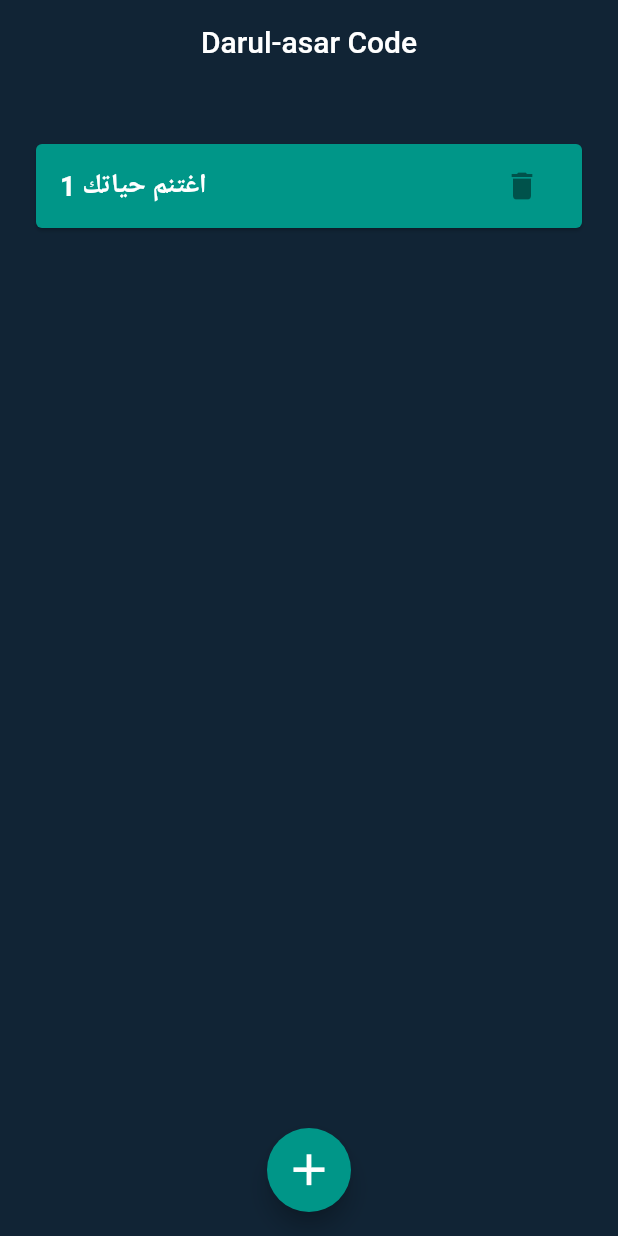
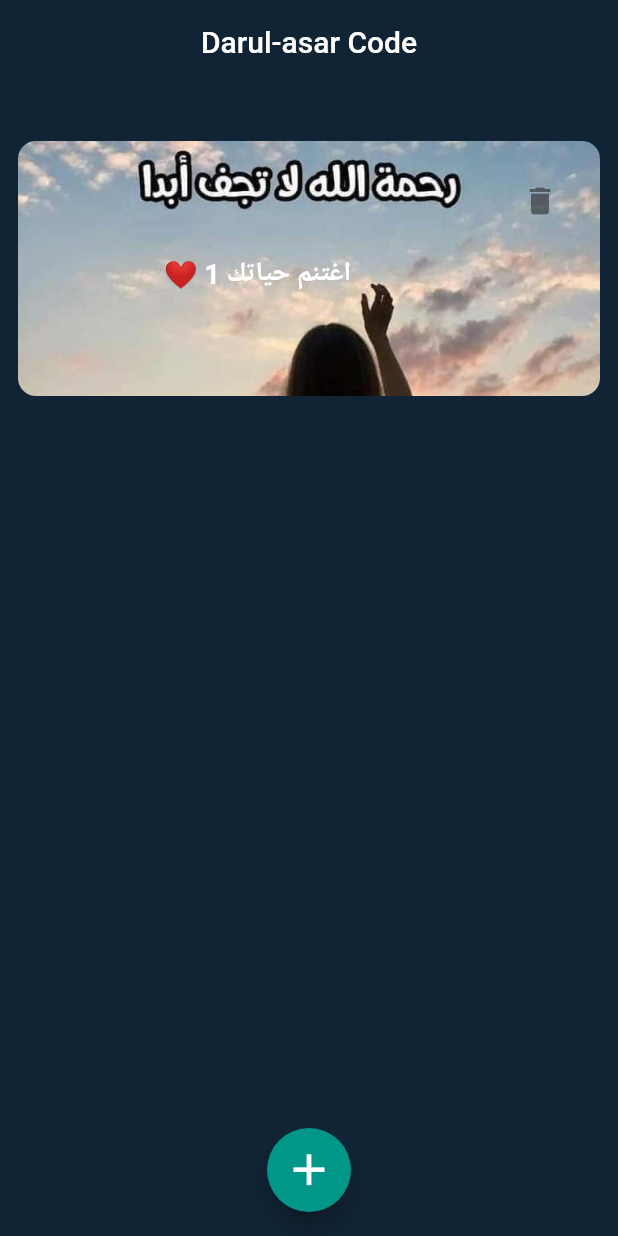
Before and after one commit to Sadid-USN/AnimatedList, a Flutter app: the screen it shows after launch, after a tap on the "add" icon, on a phone screen of 412 x 824 dp. Run offline on Flutter 3.47's test engine with Material 2 defaults, Android fonts, the phone set to English and light mode, and no system bars.

Commit message:
animated list example

```diff
--- a/lib/main.dart
+++ b/lib/main.dart
@@ -12,6 +12,7 @@ class MyApp extends StatelessWidget {
   @override
   Widget build(BuildContext context) {
     return MaterialApp(
+      debugShowCheckedModeBanner: false,
       title: 'MyAnimated List',
       theme: ThemeData(
         primarySwatch: Colors.blue,
--- a/lib/myanimatedlist.dart
+++ b/lib/myanimatedlist.dart
@@ -11,7 +11,7 @@ class _MyAnimatedListState extends State<MyAnimatedList> {
   final GlobalKey<AnimatedListState> _key = GlobalKey();
 
   void _addItem() {
-    _items.insert(0, 'اغتنم حياتك ${_items.length + 1}');
+    _items.insert(0, '❤️ اغتنم حياتك ${_items.length + 1} ');
     _key.currentState!.insertItem(
       0,
       duration: const Duration(seconds: 1),
@@ -24,10 +24,14 @@ class _MyAnimatedListState extends State<MyAnimatedList> {
       (_, animation) {
         return SizeTransition(
           sizeFactor: animation,
-          child: const Card(
-            margin: EdgeInsets.all(12),
+          child: Container(
+            height: 170,
+            decoration: BoxDecoration(
               color: Colors.redAccent,
-            child: ListTile(
+              borderRadius: BorderRadius.circular(12),
+            ),
+            margin: const EdgeInsets.all(10),
+            child: const ListTile(
               title: Text(
                 'Deleted',
                 style: TextStyle(fontSize: 20),
@@ -64,16 +68,26 @@ class _MyAnimatedListState extends State<MyAnimatedList> {
                 return SizeTransition(
                   key: UniqueKey(),
                   sizeFactor: animation,
-                  child: Card(
-                    margin: const EdgeInsets.all(12),
-                    color: Colors.teal,
+                  child: Container(
+                    height: 170,
+                    margin: const EdgeInsets.symmetric(vertical: 10),
+                    decoration: BoxDecoration(
+                      borderRadius: BorderRadius.circular(12),
+                      image: const DecorationImage(
+                          image: AssetImage(
+                            'assets/rahmah.png',
+                          ),
+                          fit: BoxFit.cover),
+                    ),
                     child: ListTile(
-                      title: Text(
+                      title: Center(
+                        child: Text(
                           _items[index],
                           style: const TextStyle(
                               fontSize: 18,
                               color: Colors.white,
                               fontWeight: FontWeight.bold),
+                        ),
                       ),
                       trailing: IconButton(
                         onPressed: () {
--- a/pubspec.yaml
+++ b/pubspec.yaml
@@ -58,8 +58,8 @@ flutter:
   uses-material-design: true
 
   # To add assets to your application, add an assets section, like this:
-  # assets:
-  #   - images/a_dot_burr.jpeg
+  assets:
+    - assets/rahmah.png
   #   - images/a_dot_ham.jpeg
 
   # An image asset can refer to one or more resolution-specific "variants", see
```
Also changed, not shown: assets/rahmah.png (added), 1 other file. Lines whose indentation alone changed are shown as unchanged.
